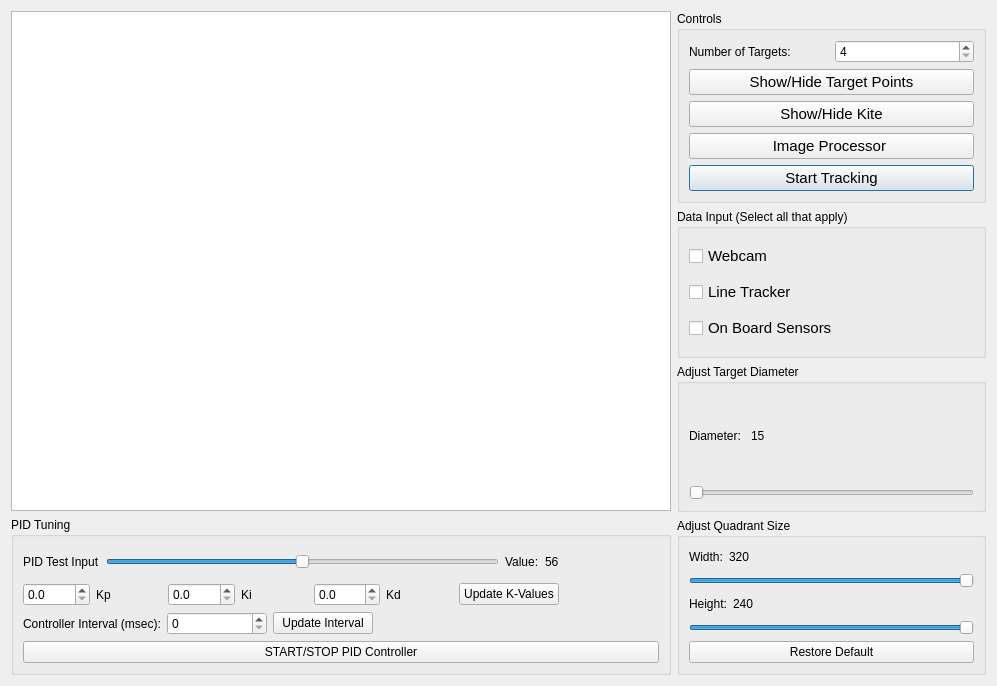
Old version of the form KiteControl-Qt/controlwindow.ui in the repository adrienemery/zenith-wind-power.
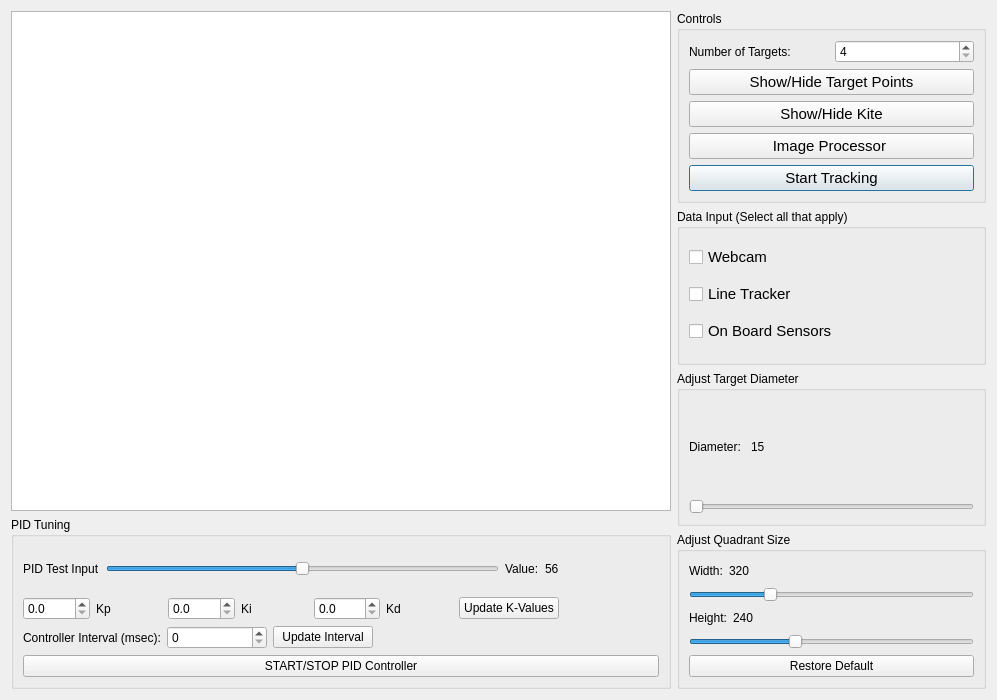
New version of the form.

Commit message: added functionality for power zone slider. the word POWER appears when kite is in power zone and functionality has been added such that an arduino command can be sent if needed.

Patch:
```diff
--- a/KiteControl-Qt/controlwindow.ui
+++ b/KiteControl-Qt/controlwindow.ui
@@ -7,7 +7,7 @@
     <x>0</x>
     <y>0</y>
     <width>997</width>
-    <height>686</height>
+    <height>700</height>
    </rect>
   </property>
   <property name="windowTitle">
@@ -287,7 +287,7 @@
              <number>200</number>
             </property>
             <property name="maximum">
-             <number>320</number>
+             <number>640</number>
             </property>
             <property name="value">
              <number>320</number>
@@ -334,7 +334,7 @@
              <number>100</number>
             </property>
             <property name="maximum">
-             <number>240</number>
+             <number>480</number>
             </property>
             <property name="sliderPosition">
              <number>240</number>
```
The commit also changes 3 other files.
